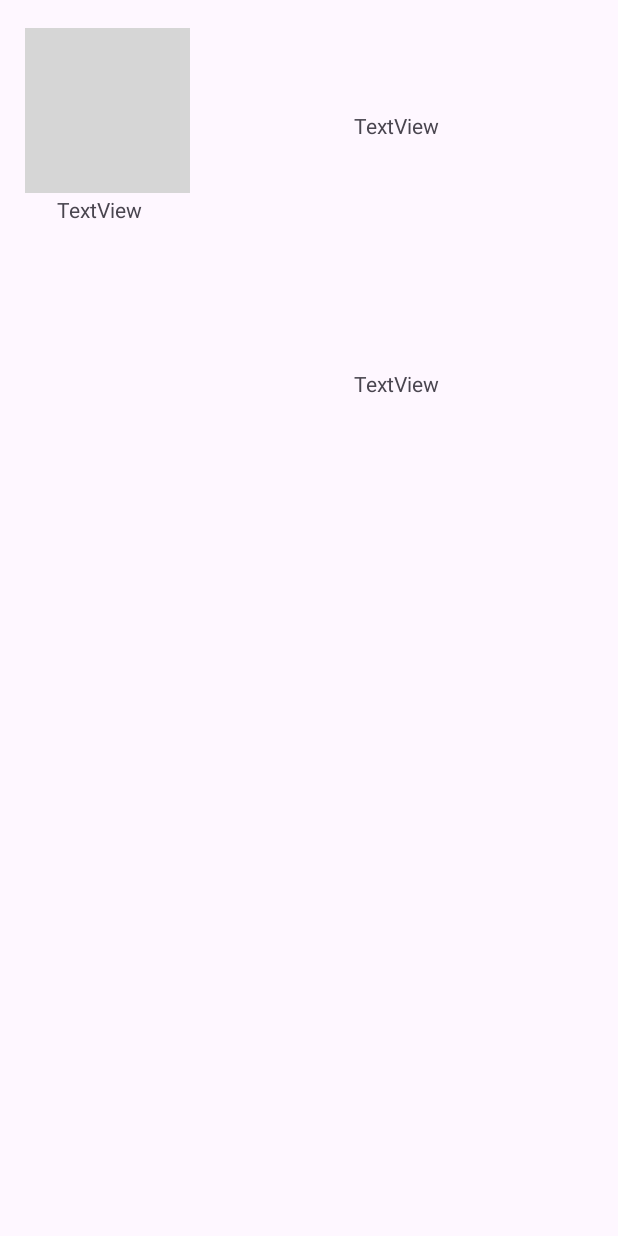
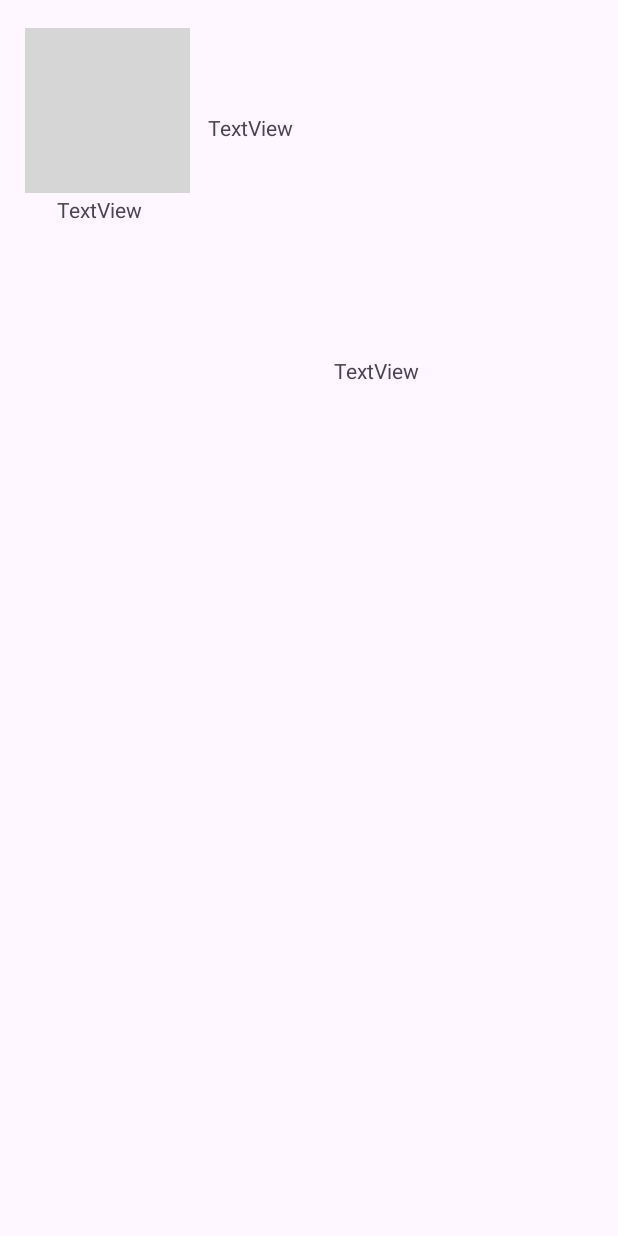
Before and after one commit to SleekNekro/Api_Noxus, an Android app: the layout lst_item.xml on its own in the app's theme, with its tools: preview values and no code run, on a phone screen of 412 x 824 dp. Run offline under Robolectric (Android 15) with nearby library versions, the phone set to English and light mode, and no system bars; grey boxes are pictures that could not be loaded.

Commit message:
Commit 25/11/24

```diff
--- a/app/src/main/java/com/example/api_noxus/Data.kt
+++ b/app/src/main/java/com/example/api_noxus/Data.kt
@@ -11,3 +11,9 @@ data class Champ(
     @JsonProperty ("image") val img : String="",
     @JsonProperty ("title") val title : String=""
 )
+@JsonIgnoreProperties(ignoreUnknown = true)
+data class Role(
+    @JsonProperty ("name") val name: String,
+    @JsonProperty ("description") val desc: String,
+    @JsonProperty ("image") val img: String,
+)
--- a/app/src/main/java/com/example/api_noxus/RetrofitService.kt
+++ b/app/src/main/java/com/example/api_noxus/RetrofitService.kt
@@ -11,6 +11,11 @@ interface RetrofitService {
         @Query("apikey") apikey:String,
         @Query("select") select:String ="*"
     ): ArrayList<Champ>
+    @GET("roles")
+    suspend fun listRoles(
+        @Query("apikey") apikey: String,
+        @Query("select") select: String ="*"
+    ):ArrayList<Role>
 }
 object RetrofitServiceFactory{
     fun makeRetrofitService():RetrofitService{
--- a/app/src/main/res/layout/lst_item.xml
+++ b/app/src/main/res/layout/lst_item.xml
@@ -24,10 +24,10 @@
         android:text="TextView"
         app:layout_constraintBottom_toBottomOf="parent"
         app:layout_constraintEnd_toEndOf="parent"
-        app:layout_constraintHorizontal_bias="0.665"
+        app:layout_constraintHorizontal_bias="0.39"
         app:layout_constraintStart_toStartOf="parent"
         app:layout_constraintTop_toTopOf="parent"
-        app:layout_constraintVertical_bias="0.092" />
+        app:layout_constraintVertical_bias="0.094" />
 
     <TextView
         android:id="@+id/title"
@@ -36,10 +36,10 @@
         android:text="TextView"
         app:layout_constraintBottom_toBottomOf="parent"
         app:layout_constraintEnd_toEndOf="parent"
-        app:layout_constraintHorizontal_bias="0.665"
+        app:layout_constraintHorizontal_bias="0.626"
         app:layout_constraintStart_toStartOf="parent"
         app:layout_constraintTop_toBottomOf="@+id/diff"
-        app:layout_constraintVertical_bias="0.215" />
+        app:layout_constraintVertical_bias="0.201" />
 
     <TextView
         android:id="@+id/name"
@@ -53,4 +53,5 @@
         app:layout_constraintStart_toStartOf="parent"
         app:layout_constraintTop_toBottomOf="@+id/img"
         app:layout_constraintVertical_bias="0.0" />
+
 </androidx.constraintlayout.widget.ConstraintLayout>
```
Also changed, not shown: app/src/main/res/font/Friz Quadrata Bold.otf (added), app/src/main/res/font/Friz Quadrata Italic.ttf (added), app/src/main/res/font/Friz Quadrata Regular.ttf (added), app/src/main/res/font/Friz Quadrata Std Medium.otf (added).
